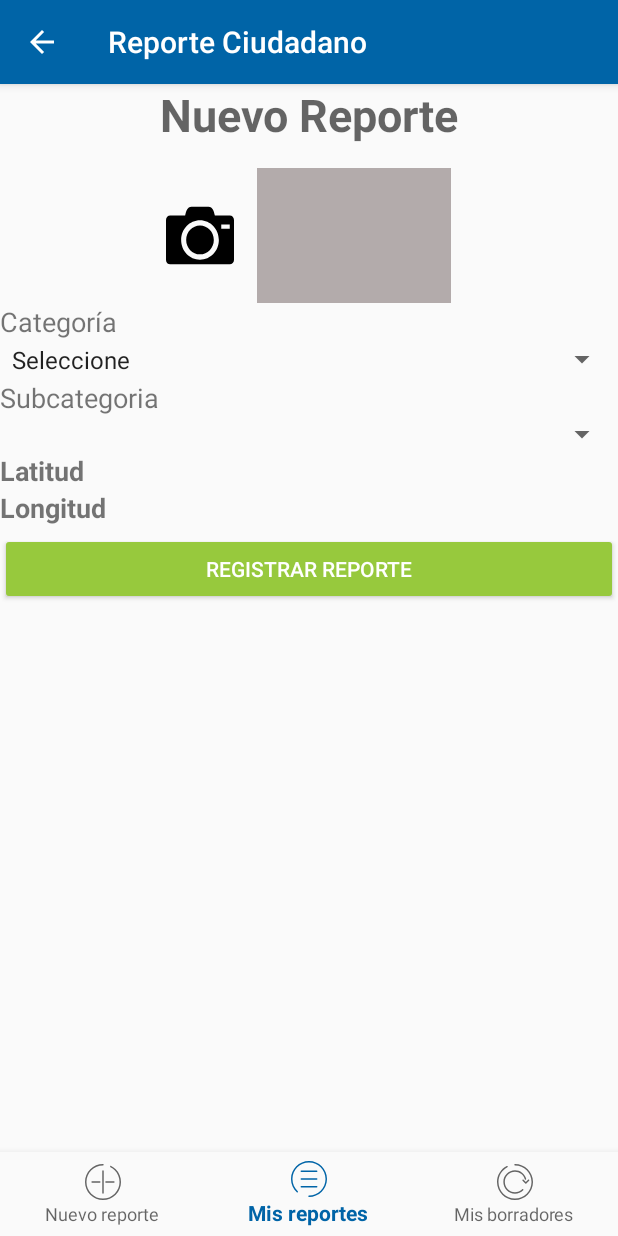
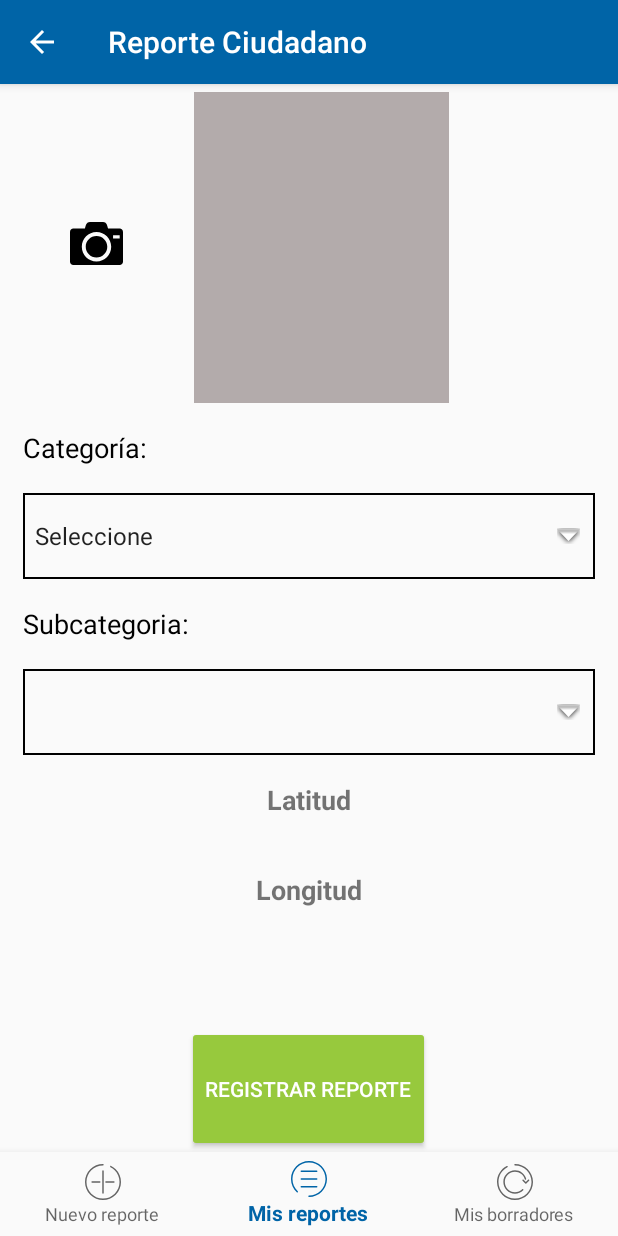
Before and after one commit to BryanGtz/ImeplanMovil, an Android app: the fragment NuevoReporteActivity placed in its activity, on a phone screen of 412 x 824 dp. Run offline under Robolectric (Android 15) with nearby library versions, the phone set to English and light mode, and no system bars; 2 statements that could not run were skipped.

Commit message:
Arreglo en el diseño del formulario del nuevo reporte. Listas desplegables; distribución y tamaño de los elementos

```diff
--- /dev/null
+++ b/app/src/main/res/drawable/gradient_spinner.xml
@@ -0,0 +1,13 @@
+<?xml version="1.0" encoding="utf-8"?>
+<selector xmlns:tools="http://schemas.android.com/tools" xmlns:android="http://schemas.android.com/apk/res/android">
+    <item><layer-list>
+        <item>
+            <shape>
+                <stroke android:width="1dp" android:color="#000000" />
+            </shape>
+        </item>
+        <item android:right="10dp">
+            <bitmap android:gravity="right" android:src="@android:drawable/arrow_down_float" />
+        </item>
+    </layer-list></item>
+</selector>
--- a/app/src/main/res/layout/fragment_nuevo_reporte.xml
+++ b/app/src/main/res/layout/fragment_nuevo_reporte.xml
@@ -6,76 +6,112 @@
     android:layout_height="match_parent"
     tools:context=".NuevoReporteActivity">
 
-    <ScrollView
+    <LinearLayout
         android:layout_width="match_parent"
-        android:layout_height="match_parent">
+        android:layout_height="match_parent"
+        android:gravity="center"
+        android:orientation="vertical">
 
         <LinearLayout
             android:layout_width="match_parent"
             android:layout_height="wrap_content"
-            android:orientation="vertical">
-
-            <TextView
-                android:id="@+id/textView2"
-                android:layout_width="match_parent"
-                android:layout_height="wrap_content"
-                android:layout_marginBottom="15dp"
-                android:text="Nuevo Reporte"
-                android:textAlignment="center"
-                android:textAppearance="@style/TextAppearance.AppCompat.Display1"
-                android:textSize="30sp"
-                android:textStyle="bold" />
+            android:layout_weight="5"
+            android:gravity="center"
+            android:orientation="horizontal">
 
             <LinearLayout
-                android:layout_width="match_parent"
-                android:layout_height="0dp"
+                android:layout_width="wrap_content"
+                android:layout_height="match_parent"
                 android:layout_weight="1"
-                android:gravity="center"
+                android:gravity="center_vertical|center_horizontal"
                 android:orientation="horizontal">
 
                 <Button
                     android:id="@+id/button2"
-                    android:layout_width="45dp"
-                    android:layout_height="47dp"
+                    android:layout_width="35dp"
+                    android:layout_height="35dp"
                     android:background="@drawable/ic_menu_manage" />
+            </LinearLayout>
+
+            <LinearLayout
+                android:layout_width="wrap_content"
+                android:layout_height="match_parent"
+                android:layout_weight="3"
+                android:gravity="center_horizontal"
+                android:orientation="horizontal">
 
                 <ImageView
                     android:id="@+id/imageView"
-                    android:layout_width="129dp"
-                    android:layout_height="90dp"
-                    android:background="#b3abab"
-                    android:layout_marginLeft="15dp"/>
+                    android:layout_width="match_parent"
+                    android:layout_height="match_parent"
+                    android:layout_marginTop="5dp"
+                    android:layout_weight="1"
+                    android:background="#b3abab" />
+
+                <Space
+                    android:layout_width="match_parent"
+                    android:layout_height="match_parent"
+                    android:layout_weight="1.5" />
+
+            </LinearLayout>
+
         </LinearLayout>
 
         <TextView
+            android:id="@+id/textViewC"
             android:layout_width="match_parent"
             android:layout_height="wrap_content"
-                android:text="Categoría"
+            android:layout_marginLeft="15dp"
+            android:layout_marginRight="15dp"
+            android:layout_weight="1"
+            android:gravity="center_vertical"
+            android:text="Categoría:"
+            android:textColor="@android:color/black"
             android:textSize="18sp" />
 
         <Spinner
             android:id="@+id/categoria"
+            style="@style/spinner_style"
             android:layout_width="match_parent"
-                android:layout_height="26dp"
+            android:layout_height="wrap_content"
+            android:layout_marginLeft="15dp"
+            android:layout_marginRight="15dp"
+            android:layout_weight="1"
+            android:fadingEdge="horizontal"
+            android:foregroundGravity="center"
+            android:gravity="center"
+            android:isScrollContainer="true"
             tools:layout_editor_absoluteX="0dp" />
 
         <TextView
+            android:id="@+id/textViewSC"
             android:layout_width="match_parent"
             android:layout_height="wrap_content"
-                android:text="Subcategoria"
+            android:layout_marginLeft="15dp"
+            android:layout_marginRight="15dp"
+            android:layout_weight="1"
+            android:gravity="center_vertical"
+            android:text="Subcategoria:"
+            android:textColor="@android:color/black"
             android:textSize="18sp" />
 
         <Spinner
             android:id="@+id/campo_SubCategoria"
+            style="@style/spinner_style"
             android:layout_width="match_parent"
             android:layout_height="wrap_content"
+            android:layout_marginLeft="15dp"
+            android:layout_marginRight="15dp"
+            android:layout_weight="1"
             tools:layout_editor_absoluteX="0dp" />
 
         <TextView
             android:id="@+id/campo_Latitud"
             android:layout_width="match_parent"
             android:layout_height="wrap_content"
+            android:layout_weight="1"
             android:ems="10"
+            android:gravity="center_vertical|center_horizontal"
             android:text="Latitud"
             android:textSize="18sp"
             android:textStyle="bold" />
@@ -83,20 +119,33 @@
         <TextView
             android:id="@+id/campo_Longitud"
             android:layout_width="match_parent"
-                android:layout_height="29dp"
+            android:layout_height="wrap_content"
+            android:layout_weight="1"
             android:ems="10"
+            android:gravity="center_vertical|center_horizontal"
             android:text="Longitud"
+            android:textSize="18sp"
+            android:textStyle="bold" />
+
+        <TextView
+            android:id="@+id/ubicacion"
+            android:layout_width="match_parent"
+            android:layout_height="wrap_content"
+            android:layout_weight="1"
+            android:ems="10"
+            android:gravity="center_vertical|center_horizontal"
+            android:text=""
             android:textSize="18sp"
             android:textStyle="bold" />
 
         <Button
             android:id="@+id/nvo_reporte"
             style="@style/Widget.AppCompat.Button.Colored"
-                android:layout_width="match_parent"
+            android:layout_width="wrap_content"
             android:layout_height="wrap_content"
+            android:layout_weight="1"
             android:text="Registrar Reporte" />
 
     </LinearLayout>
-    </ScrollView>
 
 </FrameLayout>
--- a/app/src/main/res/values/styles.xml
+++ b/app/src/main/res/values/styles.xml
@@ -11,5 +11,9 @@
         <item name="windowActionBar">false</item>
         <item name="windowNoTitle">true</item>
     </style>
+    <style name="spinner_style">
+        <item name="android:background">@drawable/gradient_spinner</item>
+        <item name="android:popupBackground">#DFFFFFFF</item>
+    </style>
 
 </resources>
```
Lines whose indentation alone changed are shown as unchanged.
